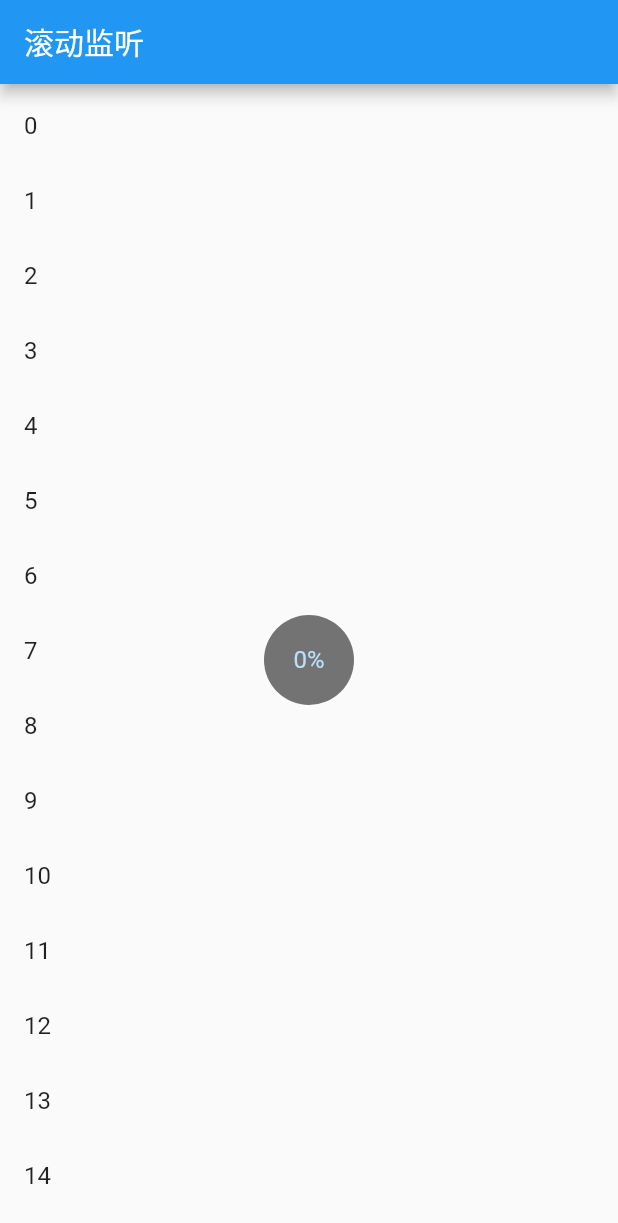
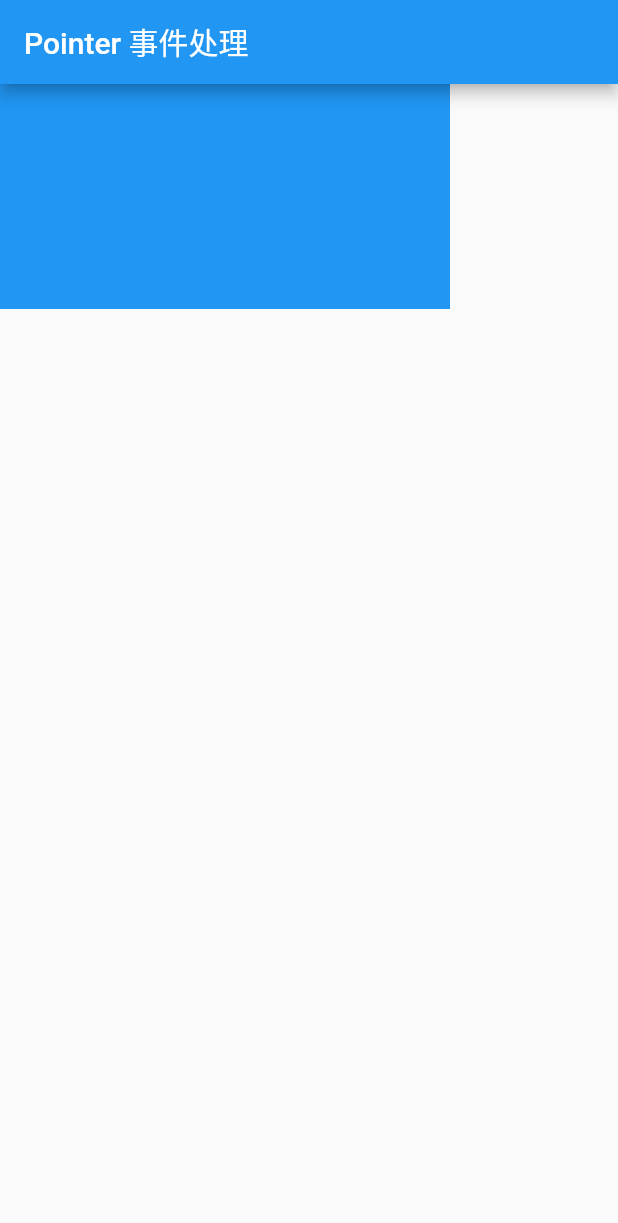
Before and after one commit to real-jacket/flutter-demo, a Flutter app: the screen it shows after launch, on a phone screen of 412 x 824 dp. Shown: the top 1223 px of the screen. Run offline on Flutter 3.47's test engine with Material 2 defaults, Android fonts, the phone set to English and light mode, and no system bars.

Commit message:
pointer 触摸事件

```diff
--- a/lib/main.dart
+++ b/lib/main.dart
@@ -23,44 +23,30 @@ class ScrollNotificationTestRoute extends StatefulWidget {
 
 class _ScrollNotificationTestRouteState
     extends State<ScrollNotificationTestRoute> {
-  String _progress = '0%';
+  PointerEvent _event;
 
   @override
   Widget build(BuildContext context) {
     return Scaffold(
       appBar: AppBar(
-        title: Text('滚动监听'),
+        title: Text('Pointer 事件处理'),
       ),
-      body: Scrollbar(
-        child: NotificationListener<ScrollNotification>(
-          onNotification: (ScrollNotification notification) {
-            double progress = notification.metrics.pixels /
-                notification.metrics.maxScrollExtent;
-            setState(() {
-              _progress = "${(progress * 100).toInt()}%";
-            });
-            print("Bottom:${notification.metrics.extentAfter == 0}");
-          },
-          child: Stack(
-            alignment: Alignment.center,
-            children: <Widget>[
-              ListView.builder(
-                itemCount: 100,
-                itemExtent: 50,
-                itemBuilder: (context, index) {
-                  return ListTile(
-                    title: Text('$index'),
-                  );
-                },
-              ),
-              CircleAvatar(
-                radius: 30,
-                child: Text(_progress),
-                backgroundColor: Colors.black54,
-              )
-            ],
+      body: Listener(
+        child: Container(
+          alignment: Alignment.center,
+          color: Colors.blue,
+          width: 300,
+          height: 150,
+          child: Text(
+            _event?.toString() ?? '',
+            style: TextStyle(color: Colors.white),
           ),
         ),
+        onPointerDown: (PointerDownEvent event) =>
+            setState(() => _event = event),
+        onPointerMove: (PointerMoveEvent event) =>
+            setState(() => _event = event),
+        onPointerUp: (PointerUpEvent event) => setState(() => _event = event),
       ),
     );
   }
```
